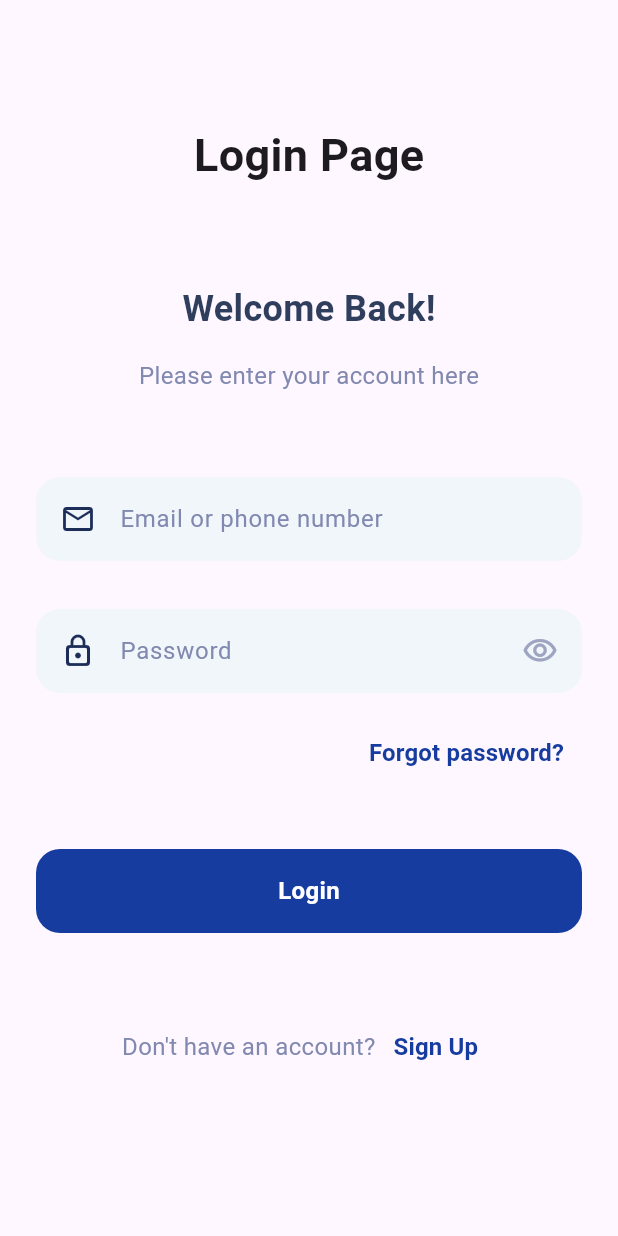
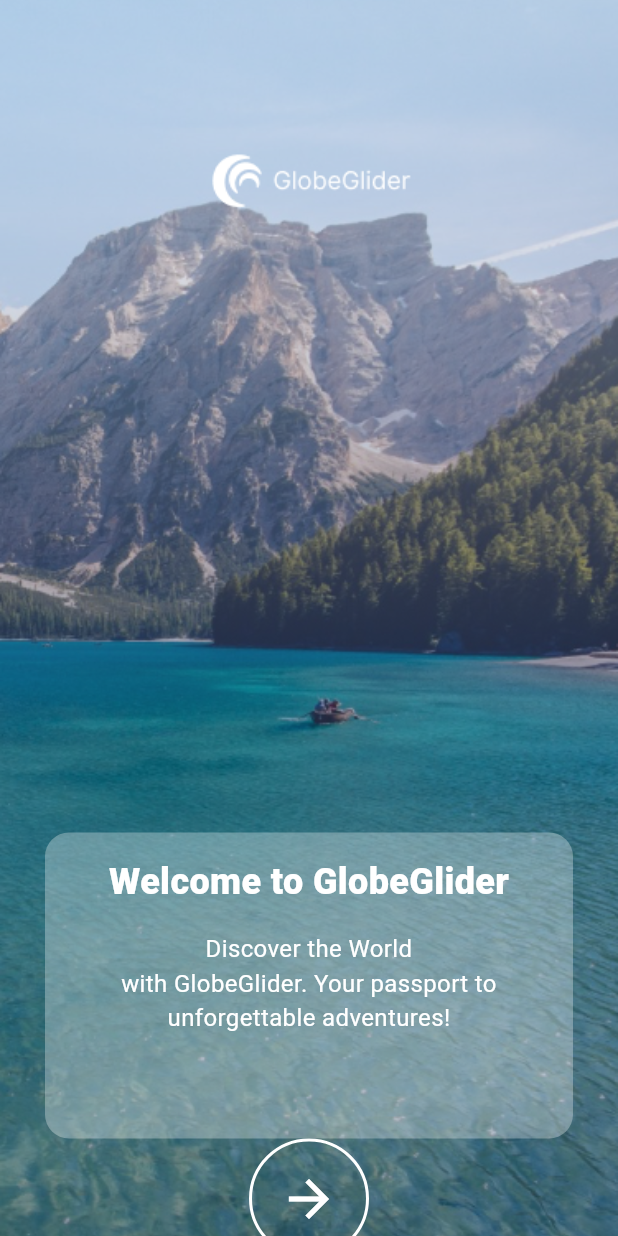
Before and after one commit to nabilhudarizalulhaq/globeGlider_app, a Flutter app: the screen it shows after launch, on a phone screen of 412 x 824 dp. Run offline on Flutter 3.47's test engine with Material 3 defaults, Android fonts, the light colour scheme and no system bars.

Commit message:
add onboarding_page

```diff
--- a/lib/features/presentation/screen/login/login_page.dart
+++ b/lib/features/presentation/screen/login/login_page.dart
@@ -1,4 +1,5 @@
 import 'package:flutter/material.dart';
+import 'package:globe_glider_app/features/presentation/screen/home/home_page.dart';
 
 class LoginPage extends StatelessWidget {
   const LoginPage({super.key});
@@ -13,13 +14,7 @@ class LoginPage extends StatelessWidget {
           Center(
             child: Container(
               margin: EdgeInsets.only(top: 82),
-              child: Text(
-                'Login Page',
-                style: TextStyle(
-                  fontSize: 30,
-                  fontWeight: FontWeight.bold
-                ),
-              ),
+              child: Image.asset('assets/icon.png')
             ),
             ),
             const SizedBox(height: 64.0),
@@ -149,12 +144,21 @@ class LoginPage extends StatelessWidget {
                 borderRadius: BorderRadius.circular(16),
               ),
               child: Center(
+                child: TextButton(
+                  onPressed: () {
+                    Navigator.pushAndRemoveUntil(
+                      context,
+                      MaterialPageRoute(builder: (context) => HomePage()),
+                      (route) => false,
+                    );
+                  },
                   child: Text(
                     'Login',
                     style: TextStyle(
                       color: Colors.white,
                       fontSize: 16,
                       fontWeight: FontWeight.bold,
+                    ),
                   ),
                 ),
               ),
--- /dev/null
+++ b/lib/features/presentation/screen/onboarding/onboarding_page1.dart
@@ -0,0 +1,80 @@
+import 'package:flutter/material.dart';
+import 'package:globe_glider_app/features/presentation/screen/onboarding/onboarding_page2.dart';
+
+class OnboardingPage extends StatelessWidget {
+  const OnboardingPage({super.key});
+
+  @override
+  Widget build(BuildContext context) {
+    return Container(
+      decoration: BoxDecoration(
+        image: DecorationImage(
+          image: AssetImage('assets/onboarding1.png',),
+          fit: BoxFit.cover,
+        ),
+      ),
+      child: Scaffold(
+        backgroundColor: Colors.transparent,
+        body: Column(
+          mainAxisAlignment: MainAxisAlignment.start,
+          children: [
+            Center(
+              child: Container(
+                margin: EdgeInsets.only(top: 100, bottom: 350),
+                child: Image.asset('assets/images/icon_white.png'),
+              ),
+            ),
+            const SizedBox(height: 64.0),
+            Container(
+              margin: EdgeInsets.symmetric(horizontal: 30),
+              padding: EdgeInsets.all(16),
+              width: double.infinity,
+              height: 204,
+              decoration: BoxDecoration(
+                color: Color.fromARGB(77, 255, 255, 255),
+                borderRadius: BorderRadius.circular(16),
+              ),
+              child: Column(
+                children: [
+                  Text(
+                    'Welcome to GlobeGlider',
+                    style: TextStyle(
+                      color: Colors.white,
+                      fontSize: 24,
+                      fontWeight: FontWeight.w900,
+                    ),
+                  ),
+                  const SizedBox(height: 16.0),
+                  Text(
+                    'Discover the World \nwith GlobeGlider. Your passport to \nunforgettable adventures!',
+                    style: TextStyle(
+                      color: Colors.white,
+                      fontSize: 16,
+                    ),
+                    textAlign: TextAlign.center,
+                  ),
+
+                ],
+              ),
+            ),
+            GestureDetector(
+              onTap: () {
+                Navigator.pushAndRemoveUntil(context, MaterialPageRoute(builder: (context) => const OnboardingPage2()), (route) => false);
+              },
+              child: Container(
+                      height: 80,
+                      width: 80,
+                      decoration: BoxDecoration(
+                        // color: Colors.white,
+                        border: Border.all(color: Colors.white, width: 2),
+                        borderRadius: BorderRadius.circular(50),
+                      ),
+                      child: Icon(Icons.arrow_forward, color: Colors.white, size: 40,),
+                    ),
+            ),
+          ],
+        ),
+      ),
+    );
+  }
+}
--- a/lib/main.dart
+++ b/lib/main.dart
@@ -1,5 +1,7 @@
 import 'package:flutter/material.dart';
+import 'package:globe_glider_app/features/presentation/screen/home/home_page.dart';
 import 'package:globe_glider_app/features/presentation/screen/login/login_page.dart';
+import 'package:globe_glider_app/features/presentation/screen/onboarding/onboarding_page1.dart';
 
 void main() {
   runApp(const MyApp());
@@ -14,9 +16,10 @@ class MyApp extends StatelessWidget {
     return MaterialApp(
       debugShowCheckedModeBanner: false,
       title: 'Globe Glider',
-     routes: {
-        '/': (context) => const LoginPage(),
-        // '/login': (context) => const LoginPage(),
+      routes: {
+        '/': (context) => const OnboardingPage(),
+        '/login': (context) => const LoginPage(),
+        '/home': (context) => HomePage(),
       },
     );
   }
```
Also changed, not shown: lib/features/presentation/screen/home/home_page.dart (added, +103 -0 lines), lib/features/presentation/screen/onboarding/onboarding_page2.dart (added, +79 -0 lines), lib/features/presentation/screen/onboarding/onboarding_page3.dart (added, +79 -0 lines), pubspec.yaml (+10 -4 lines), assets/images/1.png (added), assets/images/2.png (added), assets/images/icon_white.png (added), assets/images/onboarding - 2.png (added), assets/images/onboarding - 3.png (added), assets/images/onboarding-1.png (added), assets/onboarding1.png (added), assets/onboarding2.png (added), assets/onboarding3.png (added), pubspec.lock. Lines whose indentation alone changed are shown as unchanged.
